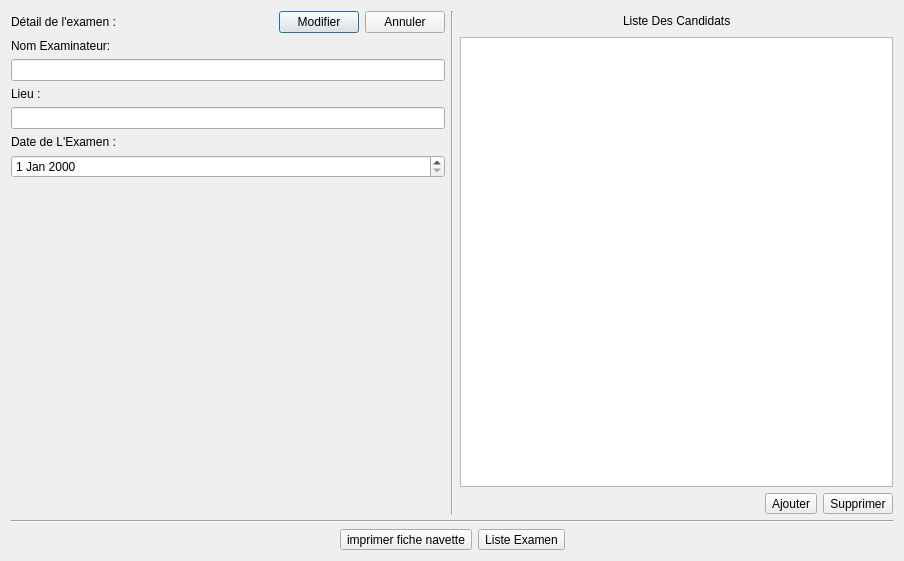
Old version of the form Auto_Ecole/examen/detailsexam.ui in the repository AmineHouari98/auto_Ecole.
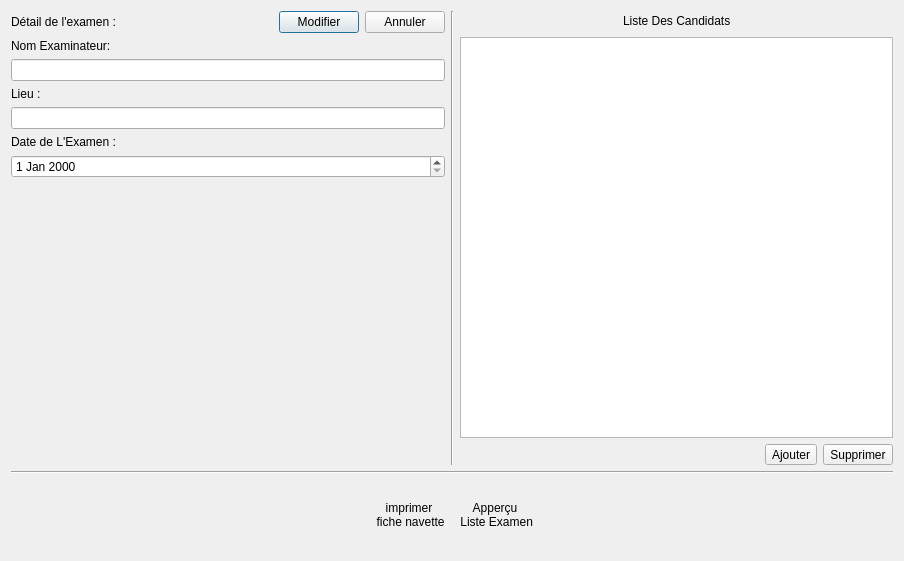
New version of the form. Icons and pictures are not drawn.

Patch:
```diff
--- a/Auto_Ecole/examen/detailsexam.ui
+++ b/Auto_Ecole/examen/detailsexam.ui
@@ -232,8 +232,35 @@
         <layout class="QHBoxLayout" name="horizontalLayout_7">
          <item>
           <widget class="QToolButton" name="toolbtn_printNavette">
+           <property name="minimumSize">
+            <size>
+             <width>80</width>
+             <height>70</height>
+            </size>
+           </property>
+           <property name="maximumSize">
+            <size>
+             <width>80</width>
+             <height>70</height>
+            </size>
+           </property>
+           <property name="styleSheet">
+            <string notr="true">QToolButton
+{
+background-color: transparent ;
+border : none ;
+
+}
+QToolButton::hover
+{
+    border-style: outset;
+    border-width: 2px;
+    border-color: white;
+}</string>
+           </property>
            <property name="text">
-            <string>imprimer fiche navette</string>
+            <string>imprimer
+ fiche navette</string>
            </property>
            <property name="icon">
             <iconset resource="../ressources.qrc">
@@ -257,12 +284,33 @@
           <widget class="QToolButton" name="toolButton_ImprimerListe">
            <property name="minimumSize">
             <size>
-             <width>0</width>
-             <height>0</height>
+             <width>80</width>
+             <height>70</height>
             </size>
            </property>
+           <property name="maximumSize">
+            <size>
+             <width>80</width>
+             <height>70</height>
+            </size>
+           </property>
+           <property name="styleSheet">
+            <string notr="true">QToolButton
+{
+background-color: transparent ;
+border : none ;
+
+}
+QToolButton::hover
+{
+    border-style: outset;
+    border-width: 2px;
+    border-color: white;
+}</string>
+           </property>
            <property name="text">
-            <string>Liste Examen</string>
+            <string>Apperçu
+ Liste Examen</string>
            </property>
            <property name="icon">
             <iconset resource="../ressources.qrc">
```
Left out of the diff: 8 changed lines with no effect on the pictures.
